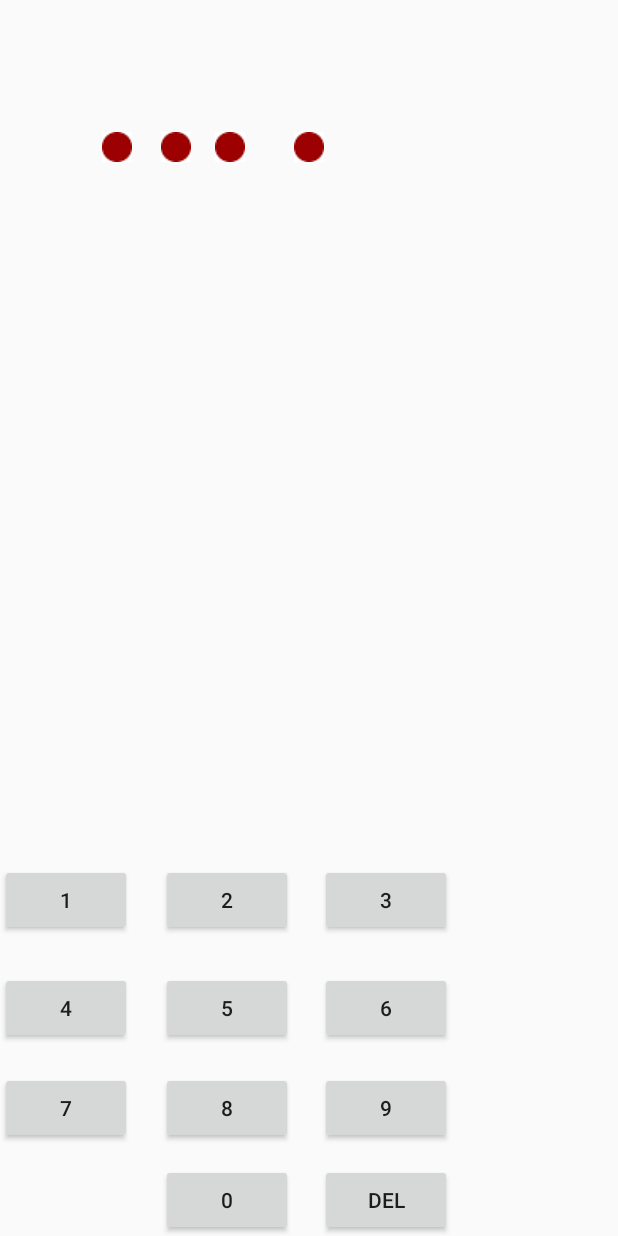
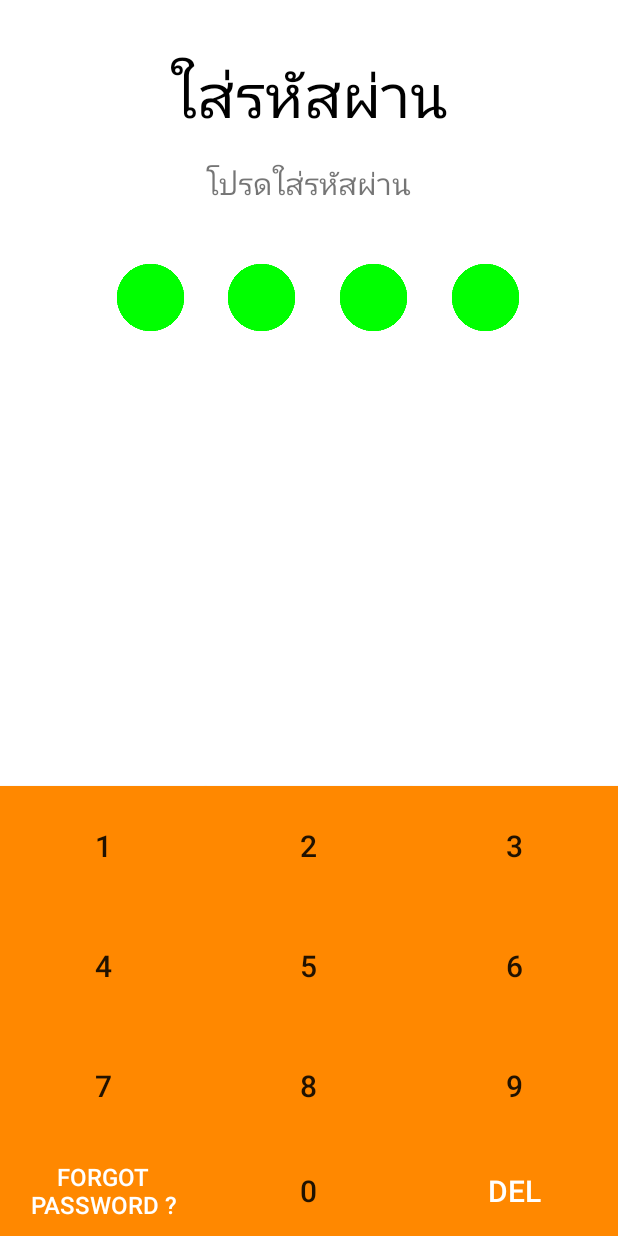
Before and after one commit to kaewkp/Project_Diary, an Android app: the Login screen opened directly, with no data from a screen before it, on a phone screen of 412 x 824 dp. Run offline under Robolectric (Android 15) with nearby library versions, the phone set to English and light mode, and no system bars.

Commit message:
แก้หน้า pass ใหม่

```diff
--- a/app/src/main/java/com/example/kaew_pc/diary_project/Login.java
+++ b/app/src/main/java/com/example/kaew_pc/diary_project/Login.java
@@ -14,6 +14,7 @@ import android.widget.Switch;
 import android.widget.Toast;
 
 import com.example.kaew_pc.diary_project.Database.DBHelper;
+
 
 /**
  * Created by KAEW-PC on 21-Mar-17.
@@ -71,7 +72,7 @@ public class Login extends AppCompatActivity {
         }
         else{
             Toast.makeText(Login.this, "Incorect Password" , Toast.LENGTH_SHORT).show();
-            setImage( new int[]{ R.drawable.red, R.drawable.red, R.drawable.red, R.drawable.red}, 0);
+            setImage( new int[]{ R.drawable.green, R.drawable.green, R.drawable.green, R.drawable.green}, 0);
             count = 0;
             inputPass = "";
         }
@@ -80,16 +81,16 @@ public class Login extends AppCompatActivity {
     private void changeImg(){
         switch (count) {
             case 0:
-                setImage( new int[]{ R.drawable.red, R.drawable.red, R.drawable.red, R.drawable.red}, 0);
+                setImage( new int[]{ R.drawable.green, R.drawable.green, R.drawable.green, R.drawable.green}, 0);
                 break;
             case 1:
-                setImage( new int[]{ R.drawable.yellow, R.drawable.red, R.drawable.red, R.drawable.red}, 0);
+                setImage( new int[]{ R.drawable.yellow, R.drawable.green, R.drawable.green, R.drawable.green}, 0);
                 break;
             case 2:
-                setImage( new int[]{ R.drawable.yellow, R.drawable.red, R.drawable.red }, 1);
+                setImage( new int[]{ R.drawable.yellow, R.drawable.green, R.drawable.green }, 1);
                 break;
             case 3:
-                setImage( new int[]{ R.drawable.yellow, R.drawable.red }, 2);
+                setImage( new int[]{ R.drawable.yellow, R.drawable.green }, 2);
                 break;
             case 4:
                 setImage( new int[]{ R.drawable.yellow }, 3);
--- a/app/src/main/res/layout/activity_password_manager.xml
+++ b/app/src/main/res/layout/activity_password_manager.xml
@@ -8,23 +8,9 @@
     android:paddingLeft="@dimen/activity_horizontal_margin"
     android:paddingRight="@dimen/activity_horizontal_margin"
     android:paddingTop="@dimen/activity_vertical_margin"
-    tools:context="com.example.kaew_pc.diary_project.splash_screen">
+    tools:context="com.example.kaew_pc.diary_project.splash_screen"
+    android:background="#FFEBCD">
 
-
-    <EditText
-        android:id="@+id/password2"
-        android:hint=" ยืนยันรหัสผ่าน"
-        android:layout_height="wrap_content"
-        android:ems="10"
-        android:maxLength="4"
-        android:inputType="numberPassword"
-        android:textSize="20sp"
-        android:textColorLink="#ff8800"
-        android:layout_width="160sp"
-        android:layout_marginTop="13dp"
-        android:layout_below="@+id/password"
-        android:layout_alignEnd="@+id/editText"
-        android:layout_alignStart="@+id/password" />
 
     <TextView
         android:id="@+id/textView3"
@@ -38,7 +24,6 @@
         android:layout_centerHorizontal="true" />
 
     <EditText
-        android:layout_height="wrap_content"
         android:inputType="numberPassword"
         android:maxLength="4"
         android:ems="10"
@@ -50,19 +35,25 @@
         android:layout_alignTop="@+id/editText"
         android:layout_alignStart="@+id/editText"
         android:layout_marginTop="57dp"
-        android:layout_alignEnd="@+id/editText" />
+        android:layout_alignEnd="@+id/editText"
+        android:background="#FFFFFF"
+        android:layout_height="40dp" />
 
     <EditText
-        android:layout_height="wrap_content"
-        android:inputType="textEmailAddress"
+        android:id="@+id/password2"
+        android:hint=" ยืนยันรหัสผ่าน"
         android:ems="10"
-        android:id="@+id/editText"
+        android:maxLength="4"
+        android:inputType="numberPassword"
         android:textSize="20sp"
-        android:layout_width="300dp"
-        android:hint="  อีเมล"
-        android:layout_marginTop="64dp"
-        android:layout_below="@+id/textView3"
-        android:layout_centerHorizontal="true" />
+        android:textColorLink="#ff8800"
+        android:layout_width="160sp"
+        android:layout_marginTop="22dp"
+        android:background="#FFFFFF"
+        android:layout_below="@+id/password"
+        android:layout_alignStart="@+id/password"
+        android:layout_alignEnd="@+id/password"
+        android:layout_height="40dp" />
 
     <Button
         android:text="ตกลง"
@@ -72,9 +63,22 @@
         android:textColor="@android:color/white"
         android:textSize="20sp"
         android:layout_width="120dp"
-        android:layout_marginTop="51dp"
-        android:layout_below="@+id/password2"
-        android:layout_alignStart="@+id/button3"
-        android:layout_alignEnd="@+id/button3" />
+        android:layout_alignParentBottom="true"
+        android:layout_alignStart="@+id/textView3"
+        android:layout_marginBottom="72dp"
+        android:layout_alignEnd="@+id/textView3" />
+
+    <EditText
+        android:inputType="textEmailAddress"
+        android:ems="10"
+        android:id="@+id/editText"
+        android:textSize="20sp"
+        android:layout_width="300dp"
+        android:hint=" อีเมล"
+        android:layout_marginTop="78dp"
+        android:background="#FFFFFF"
+        android:layout_height="40dp"
+        android:layout_below="@+id/textView3"
+        android:layout_centerHorizontal="true" />
 
 </RelativeLayout>
--- a/app/src/main/res/layout/pass.xml
+++ b/app/src/main/res/layout/pass.xml
@@ -3,86 +3,21 @@
     xmlns:app="http://schemas.android.com/apk/res-auto"
     xmlns:tools="http://schemas.android.com/tools"
     android:orientation="vertical" android:layout_width="match_parent"
-    android:layout_height="match_parent">
-
-    <Button
-        android:id="@+id/n1"
-        android:layout_width="wrap_content"
-        android:layout_height="wrap_content"
-        android:layout_alignParentBottom="true"
-        android:layout_marginBottom="200dp"
-        android:layout_marginEnd="19dp"
-        android:text="1"
-        tools:text="1" />
-
-    <Button
-        android:id="@+id/n2"
-        android:layout_width="wrap_content"
-        android:layout_height="wrap_content"
-        android:layout_alignBaseline="@+id/n1"
-        android:layout_alignBottom="@+id/n1"
-        android:layout_toEndOf="@+id/n1"
-        android:text="2"
-        tools:text="2" />
-
-    <Button
-        android:id="@+id/n3"
-        android:layout_width="wrap_content"
-        android:layout_height="wrap_content"
-        android:layout_alignBaseline="@+id/n2"
-        android:layout_alignBottom="@+id/n2"
-        android:layout_marginStart="18dp"
-        android:layout_toEndOf="@+id/n2"
-        android:text="3"
-        tools:text="3" />
-
-    <Button
-        android:id="@+id/n4"
-        android:layout_width="wrap_content"
-        android:layout_height="wrap_content"
-        android:layout_alignStart="@+id/n1"
-        android:layout_below="@+id/n2"
-        android:layout_marginTop="24dp"
-        android:text="4"
-        tools:text="4" />
-
-    <Button
-        android:id="@+id/n5"
-        android:layout_width="wrap_content"
-        android:layout_height="wrap_content"
-        android:layout_alignBaseline="@+id/n4"
-        android:layout_alignBottom="@+id/n4"
-        android:layout_toEndOf="@+id/n1"
-        android:text="5"
-        tools:text="5" />
-
-    <Button
-        android:id="@+id/n6"
-        android:layout_width="wrap_content"
-        android:layout_height="wrap_content"
-        android:layout_alignStart="@+id/n3"
-        android:layout_alignTop="@+id/n5"
-        android:text="6"
-        tools:text="6" />
-
-    <Button
-        android:id="@+id/n7"
-        android:layout_width="wrap_content"
-        android:layout_height="wrap_content"
-        android:layout_above="@+id/n0"
-        android:layout_alignStart="@+id/n4"
-        android:layout_marginBottom="13dp"
-        android:text="7"
-        tools:text="7" />
+    android:layout_height="match_parent"
+    android:background="@android:color/background_light">
 
     <Button
         android:id="@+id/n8"
         android:layout_width="wrap_content"
-        android:layout_height="wrap_content"
+        android:layout_height="60dp"
         android:layout_alignStart="@+id/n5"
         android:layout_alignTop="@+id/n7"
         android:text="8"
-        tools:text="8" />
+        tools:text="8"
+        android:textSize="20dp"
+        android:layout_toStartOf="@+id/n9"
+        android:layout_alignBottom="@+id/n7"
+        android:background="#ff8800" />
 
     <Button
         android:id="@+id/n9"
@@ -91,59 +26,207 @@
         android:layout_alignStart="@+id/n6"
         android:layout_alignTop="@+id/n8"
         android:text="9"
-        tools:text="9" />
+        tools:text="9"
+        android:textSize="20dp"
+        android:layout_alignParentEnd="true"
+        android:layout_alignBottom="@+id/n8"
+        android:background="#ff8800" />
+
+    <Button
+        android:id="@+id/n5"
+        android:layout_width="wrap_content"
+        android:layout_height="wrap_content"
+        android:text="5"
+        tools:text="5"
+        android:layout_alignStart="@+id/n2"
+        android:textSize="20dp"
+        android:layout_toStartOf="@+id/n3"
+        android:layout_alignBottom="@+id/n4"
+        android:layout_alignTop="@+id/n4"
+        android:background="#ff8800"/>
+
+
+    <!--<Button-->
+        <!--android:id="@+id/button"-->
+        <!--android:layout_width="wrap_content"-->
+        <!--android:layout_height="wrap_content"-->
+        <!--android:text="5"-->
+        <!--tools:text="5"-->
+        <!--android:layout_alignStart="@+id/n2"-->
+        <!--android:textSize="20dp"-->
+        <!--android:layout_toStartOf="@+id/n6"-->
+        <!--android:layout_alignBottom="@+id/n4"-->
+        <!--android:layout_alignTop="@+id/n4"-->
+        <!--android:background="#ff8800" />-->
+
+    <ImageView
+        android:id="@+id/i3"
+        android:layout_width="50dp"
+        android:layout_height="50dp"
+        app:srcCompat="@drawable/green"
+        android:layout_alignTop="@+id/i2"
+        android:layout_alignEnd="@+id/n2" />
+
+    <ImageView
+        android:id="@+id/i1"
+        android:layout_width="50dp"
+        android:layout_height="50dp"
+        android:layout_marginTop="83dp"
+        app:srcCompat="@drawable/green"
+        android:layout_marginEnd="12dp"
+        android:layout_below="@+id/textView4"
+        android:layout_toStartOf="@+id/i2" />
+
+    <TextView
+        android:text="ใส่รหัสผ่าน"
+        android:layout_width="wrap_content"
+        android:layout_height="wrap_content"
+        android:layout_marginTop="34dp"
+        android:id="@+id/textView4"
+        android:layout_alignParentTop="true"
+        android:layout_centerHorizontal="true"
+        android:textColor="@android:color/black"
+        android:textSize="40dp" />
+
+    <TextView
+        android:text="โปรดใส่รหัสผ่าน"
+        android:layout_width="wrap_content"
+        android:layout_height="wrap_content"
+        android:layout_below="@+id/textView4"
+        android:layout_centerHorizontal="true"
+        android:layout_marginTop="17dp"
+        android:id="@+id/textView5"
+        android:textSize="20dp" />
+
+    <ImageView
+        android:id="@+id/i2"
+        android:layout_width="50dp"
+        android:layout_height="50dp"
+        app:srcCompat="@drawable/green"
+        android:layout_alignTop="@+id/i1"
+        android:layout_alignStart="@+id/n2"
+        android:layout_marginStart="12dp" />
+
+    <ImageView
+        android:id="@+id/i4"
+        app:srcCompat="@drawable/green"
+        android:layout_width="50dp"
+        android:layout_height="50dp"
+        android:layout_alignTop="@+id/i3"
+        android:layout_toEndOf="@+id/textView4" />
+
+    <Button
+        android:id="@+id/n4"
+        android:layout_width="wrap_content"
+        android:text="4"
+        tools:text="4"
+        android:textSize="20dp"
+        android:layout_above="@+id/n7"
+        android:layout_alignParentStart="true"
+        android:layout_toStartOf="@+id/n8"
+        android:background="#ff8800"
+        android:layout_height="80dp" />
+
+    <Button
+        android:id="@+id/n3"
+        android:layout_width="120dp"
+        android:layout_height="wrap_content"
+        android:text="3"
+        tools:text="3"
+        android:textSize="20dp"
+        android:layout_above="@+id/n6"
+        android:layout_alignParentEnd="true"
+        android:layout_alignTop="@+id/n2"
+        android:background="#ff8800"
+        android:layout_toEndOf="@+id/textView5" />
+
+    <Button
+        android:id="@+id/del"
+        android:layout_width="wrap_content"
+        android:layout_height="60dp"
+        android:text="del"
+        tools:text="del"
+        android:textSize="20dp"
+        android:layout_below="@+id/n8"
+        android:layout_alignParentEnd="true"
+        android:layout_toEndOf="@+id/n8"
+        android:background="#ff8800"
+        android:textColor="@android:color/white" />
 
     <Button
         android:id="@+id/n0"
         android:layout_width="wrap_content"
-        android:layout_height="wrap_content"
-        android:layout_alignParentBottom="true"
-        android:layout_alignStart="@+id/n8"
         android:text="0"
-        tools:text="0" />
+        tools:text="0"
+        android:textSize="20dp"
+        android:layout_height="60dp"
+        android:layout_alignEnd="@+id/n2"
+        android:layout_toEndOf="@+id/n7"
+        android:background="#ff8800"
+        android:layout_alignParentBottom="true" />
 
     <Button
-        android:id="@+id/del"
+        android:id="@+id/n7"
+        android:layout_width="wrap_content"
+        android:text="7"
+        tools:text="7"
+        android:textSize="20dp"
+        android:layout_above="@+id/n0"
+        android:layout_alignParentStart="true"
+        android:layout_toStartOf="@+id/n8"
+        android:background="#ff8800"
+        android:layout_height="80dp" />
+
+    <Button
+        android:id="@+id/n2"
+        android:layout_width="120dp"
+        android:layout_height="80dp"
+        android:text="2"
+        tools:text="2"
+        android:textSize="20dp"
+        android:background="#ff8800"
+        android:layout_above="@+id/n5"
+        android:layout_alignStart="@+id/textView5"
+        android:layout_toStartOf="@+id/n3"
+        android:layout_alignTop="@+id/n1" />
+
+    <Button
+        android:id="@+id/n1"
+        android:text="1"
+        tools:text="1"
+        android:textSize="20dp"
+        android:layout_width="120dp"
+        android:background="#ff8800"
+        android:layout_above="@+id/n4"
+        android:layout_alignParentStart="true"
+        android:layout_toStartOf="@+id/n5"
+        android:layout_height="80dp" />
+
+    <Button
+        android:id="@+id/n6"
         android:layout_width="wrap_content"
         android:layout_height="wrap_content"
-        android:layout_alignEnd="@+id/n9"
+        android:text="6"
+        tools:text="6"
+        android:textSize="20dp"
+        android:background="#ff8800"
+        android:layout_alignParentEnd="true"
+        android:layout_above="@+id/n8"
+        android:layout_toEndOf="@+id/n5"
+        android:layout_below="@+id/n2" />
+
+    <Button
+        android:text="Forgot password ?"
+        android:layout_width="wrap_content"
+        android:layout_alignParentStart="true"
+        android:id="@+id/forgotPass"
+        android:layout_toStartOf="@+id/n8"
+        android:layout_below="@+id/n8"
+        android:background="#ff8800"
+        android:textColor="@android:color/white"
+        android:textSize="16dp"
         android:layout_alignParentBottom="true"
-        android:text="del"
-        tools:text="del" />
-
-    <ImageView
-        android:id="@+id/i1"
-        android:layout_width="wrap_content"
-        android:layout_height="wrap_content"
-        android:layout_marginTop="88dp"
-        app:srcCompat="@drawable/red"
-        android:layout_alignParentTop="true"
-        android:layout_alignEnd="@+id/n1" />
-
-    <ImageView
-        android:id="@+id/i2"
-        android:layout_width="wrap_content"
-        android:layout_height="wrap_content"
-        app:srcCompat="@drawable/red"
-        android:layout_alignTop="@+id/i1"
-        android:layout_toEndOf="@+id/n1" />
-
-    <ImageView
-        android:id="@+id/i3"
-        android:layout_width="wrap_content"
-        android:layout_height="wrap_content"
-        android:layout_alignTop="@+id/i2"
-        android:layout_marginStart="16dp"
-        android:layout_toEndOf="@+id/i2"
-        app:srcCompat="@drawable/red" />
-
-    <ImageView
-        android:id="@+id/i4"
-        android:layout_width="wrap_content"
-        android:layout_height="wrap_content"
-        android:layout_alignTop="@+id/i3"
-        android:layout_centerHorizontal="true"
-        app:srcCompat="@drawable/red" />
+        android:layout_height="80dp" />
 
 
 </RelativeLayout>
```
Also changed, not shown: app/src/main/res/drawable/green.png (added), app/src/main/res/drawable/greenwhite.png (added), app/src/main/res/drawable/orange.png (added), app/src/main/res/drawable/yellowwwww.png (added).
